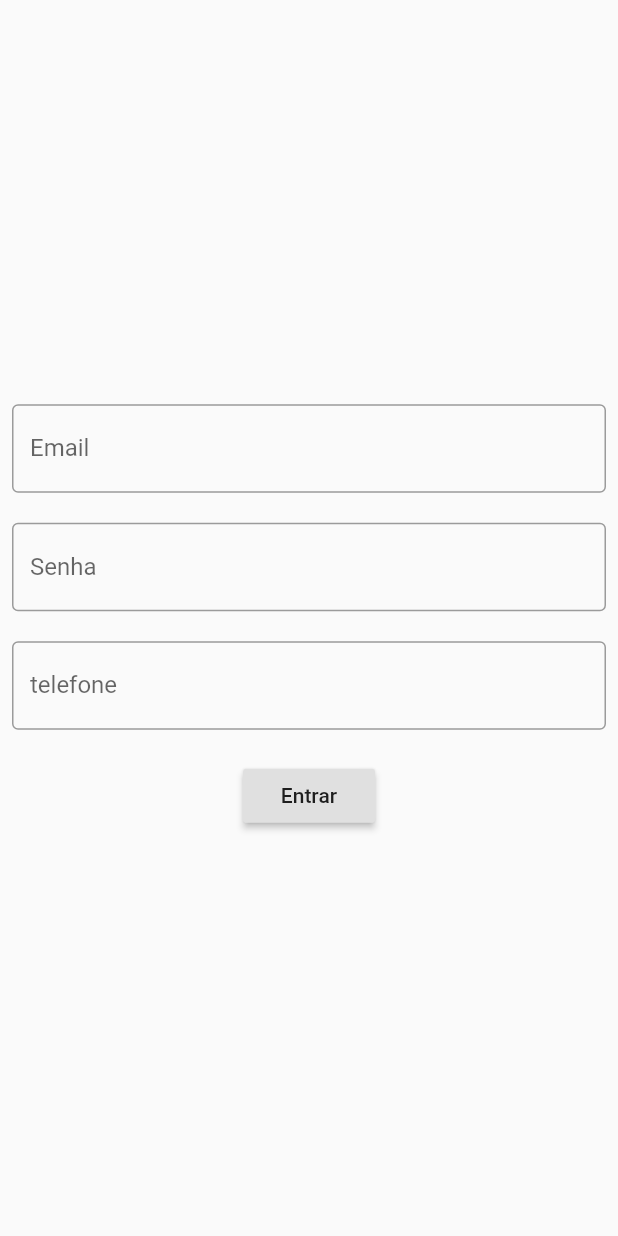
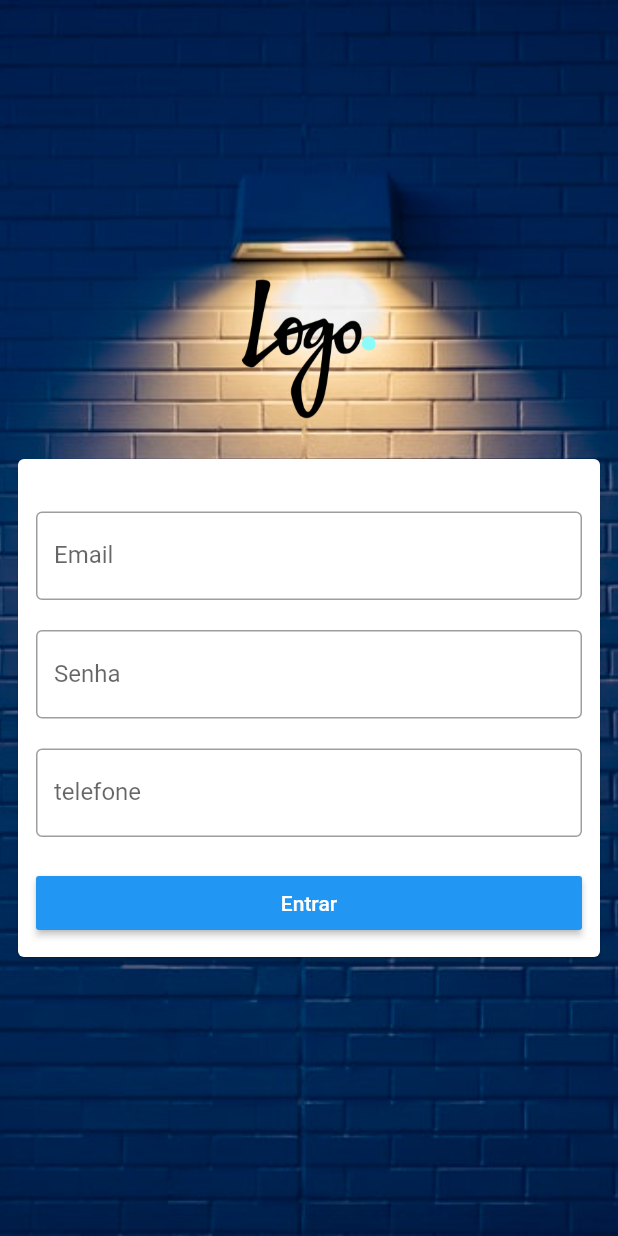
Before and after one commit to CarlusKauan/Flutter, a Flutter app: the screen it shows after launch, on a phone screen of 412 x 824 dp. Run offline on Flutter 3.47's test engine with Material 2 defaults, Android fonts, the light colour scheme and no system bars; missing offline and left inert: dart:ffi.

Commit message:
Imagens, Stacks

```diff
--- a/helloworld/lib/home_page.dart
+++ b/helloworld/lib/home_page.dart
@@ -27,7 +27,6 @@ class HomePageState extends State<HomePage> {
         width: double.infinity,
         height: double.infinity,
         child: Column(
-          // mainAxisAlignment: MainAxisAlignment.center,
           mainAxisAlignment: MainAxisAlignment.center,
           children: [
             Text('Contador: $counter', style: TextStyle(fontSize: 30)),
--- a/helloworld/lib/login_page.dart
+++ b/helloworld/lib/login_page.dart
@@ -13,17 +13,28 @@ class _LoginPageState extends State<LoginPage> {
   String password = '';
   String number = '';
 
-  @override
-  Widget build(BuildContext context) {
-    return Scaffold(
-      body: SingleChildScrollView(
-        child: SizedBox(
+  Widget _body() {
+    return Column(
+      children: [
+        SizedBox(
           height: MediaQuery.of(context).size.height,
           width: MediaQuery.of(context).size.width,
           child: Padding(
             padding: const EdgeInsets.all(8.0),
             child: Column(
               mainAxisAlignment: MainAxisAlignment.center,
+              children: [
+                SizedBox(
+                  width: 100,
+                  height: 100,
+                  child: Image.asset('assets/images/Logo.png'),
+                ),
+                Container(height: 20),
+                Card(
+                  child: Padding(
+                    padding: const EdgeInsets.only(
+                        left: 12.0, right: 12.0, top: 35, bottom: 12),
+                    child: Column(
                       children: [
                         TextField(
                           onChanged: (text) {
@@ -49,23 +60,55 @@ class _LoginPageState extends State<LoginPage> {
                           },
                           keyboardType: TextInputType.number,
                           decoration: InputDecoration(
-                      labelText: 'telefone', border: OutlineInputBorder()),
+                              labelText: 'telefone',
+                              border: OutlineInputBorder()),
                         ),
                         Container(height: 20),
                         RaisedButton(
+                          textColor: Colors.white,
+                          color: Colors.blue,
                           onPressed: () {
-                    if (email == 'CarlosKewen@gmail.com' && password == '123') {
+                            if (email == 'CarlosKewen@gmail.com' &&
+                                password == '123') {
                               Navigator.of(context).pushNamed('/home');
                             } else {
                               print('erro');
                             }
                           },
-                  child: Text('Entrar'),
+                          child: Container(
+                              width: double.infinity,
+                              child: Text(
+                                'Entrar',
+                                textAlign: TextAlign.center,
+                              )),
                         )
                       ],
                     ),
                   ),
                 ),
+              ],
+            ),
+          ),
+        ),
+      ],
+    );
+  }
+
+  @override
+  Widget build(BuildContext context) {
+    return Scaffold(
+      body: SingleChildScrollView(
+        child: Stack(
+          children: [
+            SizedBox(
+                height: MediaQuery.of(context).size.height,
+                child: Image.asset('assets/images/bg.jpg', fit: BoxFit.cover)),
+            Container(
+              color: Colors.black.withOpacity(0.3),
+            ),
+            _body(),
+          ],
+        ),
       ),
     );
   }
--- a/helloworld/pubspec.yaml
+++ b/helloworld/pubspec.yaml
@@ -58,9 +58,9 @@ flutter:
   uses-material-design: true
 
   # To add assets to your application, add an assets section, like this:
-  # assets:
-  #   - images/a_dot_burr.jpeg
-  #   - images/a_dot_ham.jpeg
+  assets:
+    - assets/images/Logo.png
+    - assets/images/bg.jpg
 
   # An image asset can refer to one or more resolution-specific "variants", see
   # https://flutter.dev/assets-and-images/#resolution-aware.
```
Also changed, not shown: helloworld/assets/images/Logo.png (added), helloworld/assets/images/bg.jpg (added), 1 other file. Lines whose indentation alone changed are shown as unchanged.
